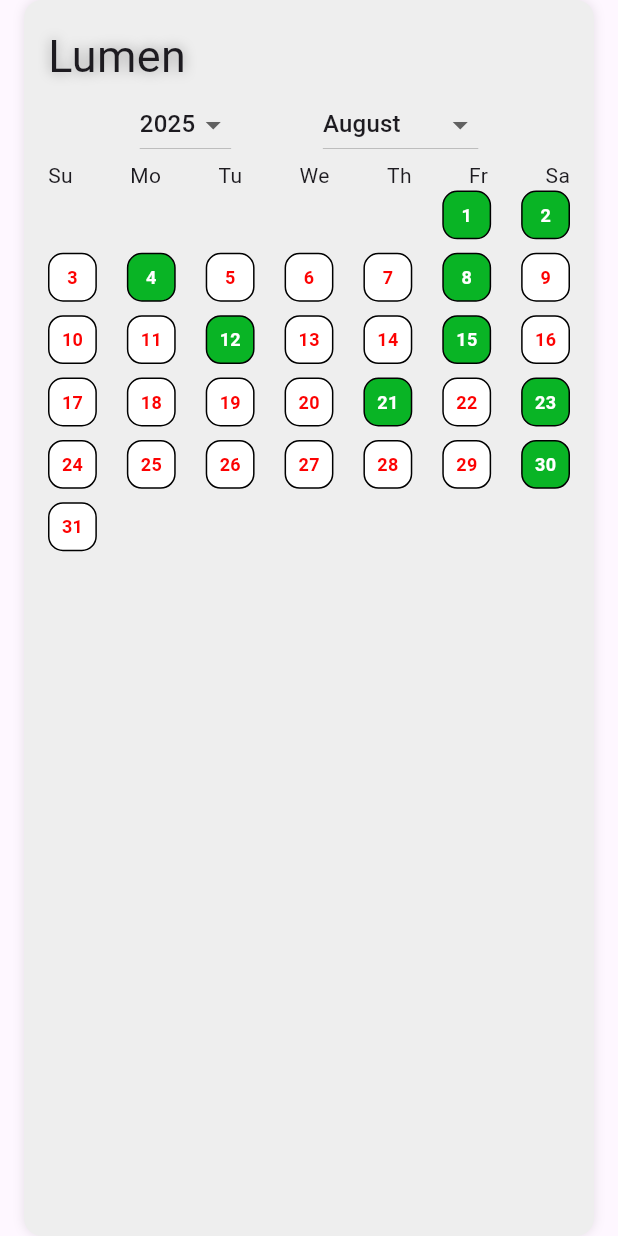
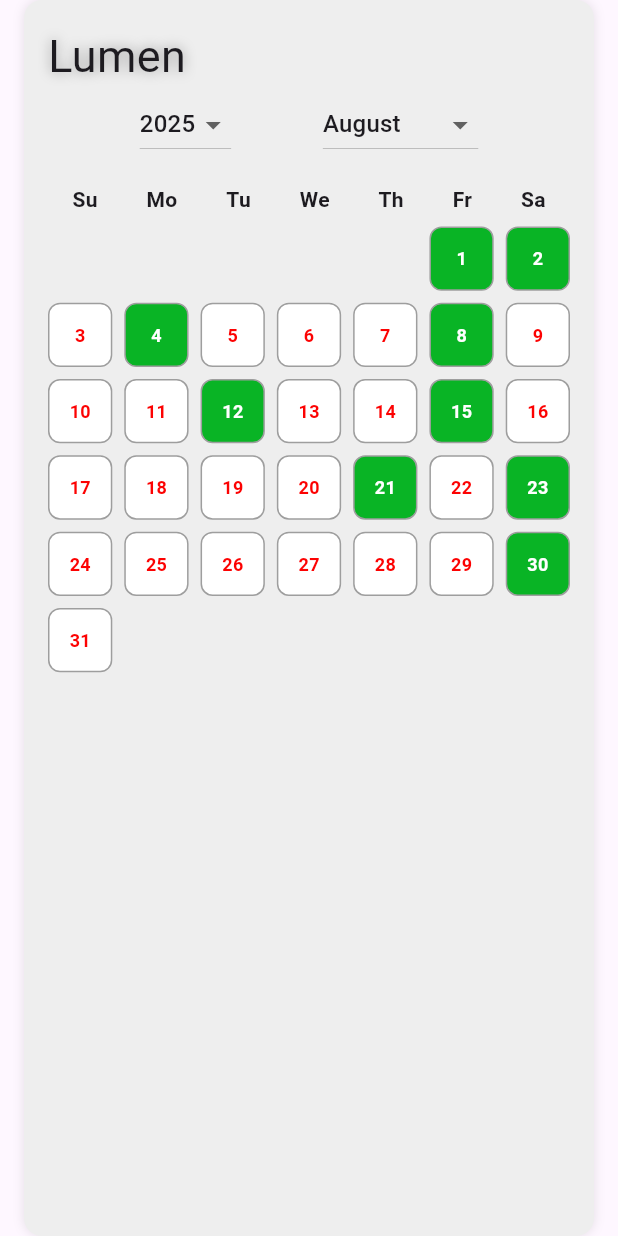
Before and after one commit to AnantKumarSingh26/SQuiz, a Flutter app: what activity() shows on an empty page, opened directly, on a phone screen of 412 x 824 dp. Run offline on Flutter 3.47's test engine with Material 3 defaults, Android fonts, the phone set to English and light mode, and no system bars; our stand-ins replace firebase_core, google_fonts; accounts and stored records are empty; generated files the repository leaves out were written again.

Commit message:
deleted parts home

```diff
--- a/lib/screens/home.dart
+++ b/lib/screens/home.dart
@@ -13,17 +13,14 @@
         backgroundColor: Colors.transparent,
         leading: IconButton(onPressed: () {}, icon: const Icon(Icons.menu)),
         actions: [
-          IconButton(onPressed: () {}, icon: const Icon(Icons.search_sharp)),
+          IconButton(
+              onPressed: () {}, icon: const Icon(Icons.search_sharp)),
         ],
       ),
-      body: SingleChildScrollView(
-        child: Container(
+      body: Container(
         decoration: BoxDecoration(
             image: DecorationImage(
-              image:AssetImage('assets/image3.png'),
-              fit: BoxFit.cover
-              )
-          ),
+                image: AssetImage('assets/image3.png'), fit: BoxFit.cover)),
         child: SafeArea(
           child: Column(
             children: [
@@ -55,7 +52,6 @@
                         ),
                       ),
                       const SizedBox(width: 16),
-
                       Column(
                         crossAxisAlignment: CrossAxisAlignment.start,
                         mainAxisAlignment: MainAxisAlignment.center,
@@ -73,13 +69,12 @@
                             ],
                           ),
                           SizedBox(height: 4),
-
                           Row(
                             children: [
-                                Text("Login to save your progress",
-                                style: GoogleFonts.viga(
-                                  fontSize: 13
-                                ),),
+                              Text(
+                                "Login to save your progress",
+                                style: GoogleFonts.viga(fontSize: 13),
+                              ),
                               SizedBox(width: 4),
                               Icon(Icons.poll_outlined),
                             ],
@@ -90,12 +85,10 @@
                   ),
                 ),
               ),
-
               const SizedBox(height: 5),
               const activity(),
-
+              SizedBox(height: 16),
             ],
-            ),
           ),
         ),
       ),
@@ -112,15 +105,18 @@
 
 class _activityState extends State<activity> {
   int selectedYear = DateTime.now().year;
-  int seletecMonth = DateTime.now().month;
+  int selectedMonth = DateTime.now().month;
 
   final List<int> completedDays = [1, 2, 4, 21, 12, 23, 30, 8, 15];
+
   @override
   Widget build(BuildContext context) {
     // Calculate the number of days in the selected month and year
-    int daysInMonth = DateTime(selectedYear, seletecMonth + 1, 0).day;
-    int firstWeek = DateTime(selectedYear, seletecMonth, 1).weekday % 7;
+    int daysInMonth = DateTime(selectedYear, selectedMonth + 1, 0).day;
+    int firstWeekday = DateTime(selectedYear, selectedMonth, 1).weekday;
+    int firstWeek = firstWeekday % 7;
     int totalCells = firstWeek + daysInMonth;
+
         return Padding(
           padding: const EdgeInsets.symmetric(horizontal: 16),
           child: Container(
@@ -135,7 +131,6 @@
             child: Column(
               crossAxisAlignment: CrossAxisAlignment.start,
               children: [
-
                 Text(
                   'Lumen',
                   style: GoogleFonts.rubikDistressed(
@@ -154,8 +149,7 @@
                   children: [
                     DropdownButton<int>(
                       value: selectedYear,
-                  items:
-                      [2023, 2024, 2025, 2026]
+                      items: [2023, 2024, 2025, 2026]
                           .map(
                             (year) => DropdownMenuItem(
                               value: year,
@@ -170,9 +164,8 @@
                       },
                     ),
                     DropdownButton<int>(
-                  value: seletecMonth,
-                  items:
-                      List.generate(12, (index) => index + 1)
+                      value: selectedMonth,
+                      items: List.generate(12, (index) => index + 1)
                           .map(
                             (month) => DropdownMenuItem(
                               value: month,
@@ -184,33 +177,34 @@
                           .toList(),
                       onChanged: (value) {
                         setState(() {
-                      seletecMonth = value!;
+                          selectedMonth = value!;
                         });
                       },
                     ),
                   ],
                 ),
+                SizedBox(height: 16),
                 Row(
-              mainAxisAlignment: MainAxisAlignment.spaceBetween,
+                  mainAxisAlignment: MainAxisAlignment.spaceAround,
                   children: const [
-                Text("Su"),
-                Text("Mo"),
-                Text("Tu"),
-                Text("We"),
-                Text("Th"),
-                Text("Fr"),
-                Text("Sa"),
+                    Text("Su", style: TextStyle(fontWeight: FontWeight.bold)),
+                    Text("Mo", style: TextStyle(fontWeight: FontWeight.bold)),
+                    Text("Tu", style: TextStyle(fontWeight: FontWeight.bold)),
+                    Text("We", style: TextStyle(fontWeight: FontWeight.bold)),
+                    Text("Th", style: TextStyle(fontWeight: FontWeight.bold)),
+                    Text("Fr", style: TextStyle(fontWeight: FontWeight.bold)),
+                    Text("Sa", style: TextStyle(fontWeight: FontWeight.bold)),
                   ],
                 ),
+                SizedBox(height: 8),
                 //Days Grid
-            SizedBox(
-              height: 300,
-              child: GridView.builder(
-                physics: NeverScrollableScrollPhysics(),
+                GridView.builder(
+                  shrinkWrap: true,
+                  physics: const NeverScrollableScrollPhysics(),
                   gridDelegate: const SliverGridDelegateWithFixedCrossAxisCount(
                     crossAxisCount: 7,
-                  mainAxisSpacing: 9,
-                  crossAxisSpacing: 20,
+                    mainAxisSpacing: 8,
+                    crossAxisSpacing: 8,
                   ),
                   itemCount: totalCells,
                   itemBuilder: (context, index) {
@@ -223,21 +217,24 @@
                     return Container(
                       alignment: Alignment.center,
                       decoration: BoxDecoration(
-                      color: done ? const Color.fromARGB(255, 9, 180, 37) : Colors.white,
-                      border: Border.all(color: Colors.black),
-                      borderRadius: BorderRadius.circular(10),
+                        color: done
+                            ? const Color.fromARGB(255, 9, 180, 37)
+                            : Colors.white,
+                        border: Border.all(color: Colors.grey),
+                        borderRadius: BorderRadius.circular(8),
                       ),
                       child: Text(
                         day.toString(),
                         style: TextStyle(
                           fontSize: 12,
                           fontWeight: FontWeight.bold,
-                        color: done ? Colors.white : const Color.fromARGB(255, 252, 2, 2),
+                          color: done
+                              ? Colors.white
+                              : const Color.fromARGB(255, 252, 2, 2),
                         ),
                       ),
                     );
                   },
-              ),
                 ),
               ],
             ),
```
Lines whose indentation alone changed are shown as unchanged.
